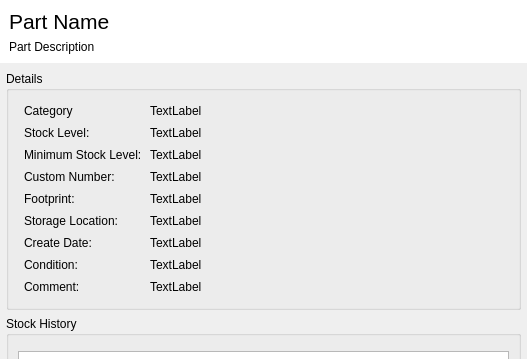
This is src/partdetailsview.ui in jassuncao/myparts as Qt 5 draws it before an edit; both pictures show x 0 to 527 and y 0 to 359 of the 527 by 561 pixel window. The edited form follows.
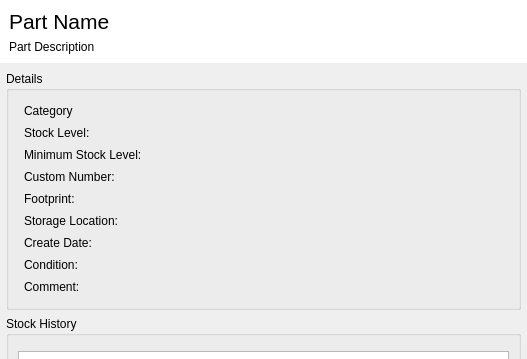
This is the edited form. Custom widgets are drawn as their Qt base class.

```diff
--- a/src/partdetailsview.ui
+++ b/src/partdetailsview.ui
@@ -7,7 +7,7 @@
     <x>0</x>
     <y>0</y>
     <width>527</width>
-    <height>546</height>
+    <height>561</height>
    </rect>
   </property>
   <property name="windowTitle">
@@ -136,7 +136,7 @@
            <item row="0" column="1">
             <widget class="QLabel" name="partCategoryLabel">
              <property name="text">
-              <string>TextLabel</string>
+              <string/>
              </property>
             </widget>
            </item>
@@ -150,28 +150,28 @@
            <item row="1" column="1">
             <widget class="QLabel" name="partStockLevelLabel">
              <property name="text">
-              <string>TextLabel</string>
+              <string/>
              </property>
             </widget>
            </item>
            <item row="4" column="1">
             <widget class="QLabel" name="partFootprintLabel">
              <property name="text">
-              <string>TextLabel</string>
+              <string/>
              </property>
             </widget>
            </item>
            <item row="5" column="1">
             <widget class="QLabel" name="partStorageLocationLabel">
              <property name="text">
-              <string>TextLabel</string>
+              <string/>
              </property>
             </widget>
            </item>
            <item row="2" column="1">
             <widget class="QLabel" name="partMinStockLabel">
              <property name="text">
-              <string>TextLabel</string>
+              <string/>
              </property>
             </widget>
            </item>
@@ -206,7 +206,7 @@
            <item row="6" column="1">
             <widget class="QLabel" name="partCreateDateLabel">
              <property name="text">
-              <string>TextLabel</string>
+              <string/>
              </property>
             </widget>
            </item>
@@ -220,7 +220,7 @@
            <item row="7" column="1">
             <widget class="QLabel" name="partConditionLabel">
              <property name="text">
-              <string>TextLabel</string>
+              <string/>
              </property>
             </widget>
            </item>
@@ -234,7 +234,7 @@
            <item row="3" column="1">
             <widget class="QLabel" name="partCustomNumberLabel">
              <property name="text">
-              <string>TextLabel</string>
+              <string/>
              </property>
             </widget>
            </item>
@@ -248,7 +248,7 @@
            <item row="8" column="1">
             <widget class="QLabel" name="partCommentLabel">
              <property name="text">
-              <string>TextLabel</string>
+              <string/>
              </property>
             </widget>
            </item>
```
Left out of the diff: 4 changed lines with no effect on the pictures.
